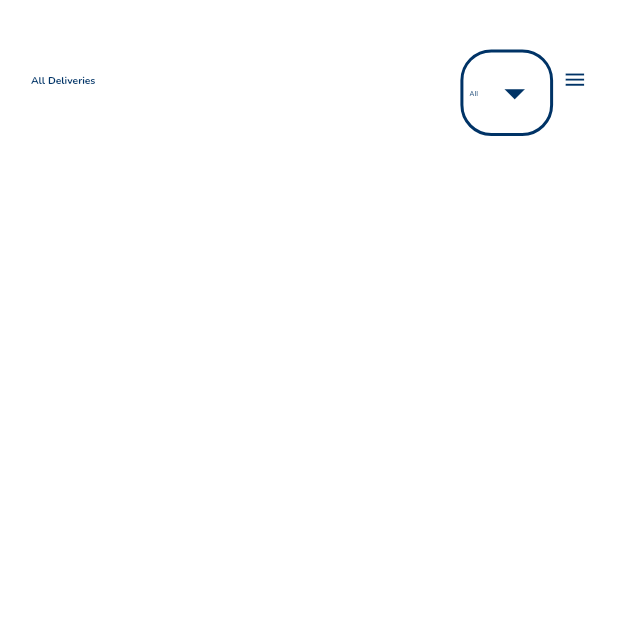
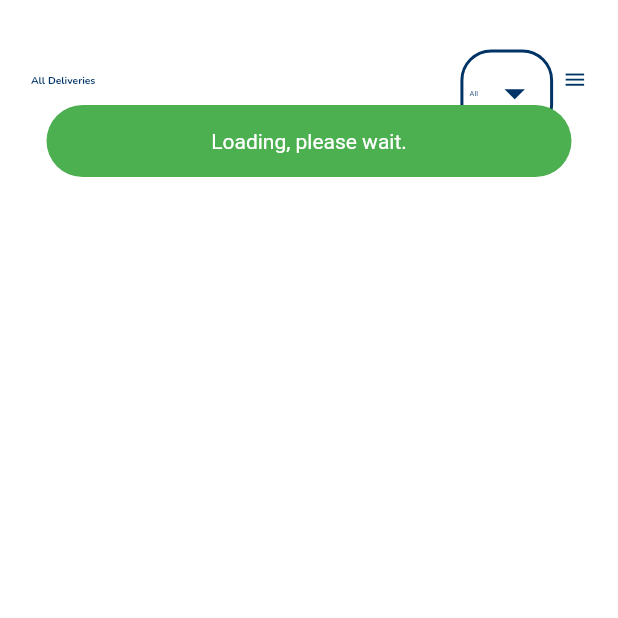
Before and after one commit to ROYKIBOI/html, a Flutter app: the DeliveryRequestPage screen opened directly, after a tap on the "menu" icon, after a tap on "Deliveries", on a phone screen of 412 x 824 dp, the top half of it. Run offline on Flutter 3.47's test engine with Material 2 defaults, Android fonts, the phone set to English and light mode, and no system bars; drawn by our look-alikes of another_flushbar; our stand-ins replace flutter_screenutil, flutter_typeahead, image_picker; network calls fail.

Commit message:
Final app take 6

```diff
--- a/lib/deliveries.dart
+++ b/lib/deliveries.dart
@@ -5,6 +5,10 @@ import 'package:flutter_screenutil/flutter_screenutil.dart';
 import 'dart:convert';
 import 'package:http/http.dart' as http; // Import the http package
 import 'assets/page_loading.dart';
+import 'package:another_flushbar/flushbar.dart';
+import 'dart:async';
+import 'dart:convert';
+import 'package:provider/provider.dart';
 
 
 // Import the pages
@@ -42,7 +46,26 @@ class _DeliveriesPageState extends State<DeliveriesPage> {
 
 
   bool _showPopup = false;
+  bool _showSuccess = true; // Add this variable
   String _filter = 'All';
+
+
+  // Displays an loading message as a popup
+  void _showSuccessMessage(String message) {
+    Flushbar(
+      messageText: Text(message,
+        textAlign: TextAlign.center,
+        style: const TextStyle(color: Colors.white),
+      ),
+      backgroundColor: Colors.green.withOpacity(1.0),
+      flushbarPosition: FlushbarPosition.TOP,
+      flushbarStyle: FlushbarStyle.FLOATING,
+      margin: const EdgeInsets.only(top: 70, left: 8, right: 8),
+      maxWidth: 350,
+      borderRadius: BorderRadius.circular(25),
+      duration: const Duration(seconds: 5),
+    ).show(context);
+  }
 
 // Store the fetched deliveries
   List<Map<String, dynamic>> _deliveries = [];
@@ -53,17 +76,25 @@ class _DeliveriesPageState extends State<DeliveriesPage> {
     super.initState();
 
 
+
+
     final userSession = Provider.of<UserSession>(context, listen: false);
     final userEmail = userSession.getUserEmail() ?? '';
-    print('User Email: $userEmail');
+    // print('User Email: $userEmail');
+
+    _showSuccessMessage('Loading, please wait.');
+
     fetchDeliveriesAndSendEmail(userEmail, 'All'); // Fetch with "All" filter initially
+
+    // _showSuccess = false;
+
+
   }
 
   Future<void> fetchDeliveriesAndSendEmail(String userEmail, String dateFilter) async {
 
 
-
-    print('Fetching deliveries with filter: $dateFilter');
+    // print('Fetching deliveries with filter: $dateFilter');
     final apiUrl = 'http://127.0.0.1:8000/fetch_deliveries/?userEmail=$userEmail&dateFilter=$dateFilter';
 
     try {
@@ -84,8 +115,15 @@ class _DeliveriesPageState extends State<DeliveriesPage> {
           final List<dynamic> deliveries = jsonData['deliveries'];
 
           setState(() {
+            // _showSuccess = false;
             _deliveries = deliveries.cast<Map<String, dynamic>>();
+
           });
+
+          setState(() {
+            _showSuccess = false;
+          });
+
         } else {
           print('Failed to fetch deliveries: ${deliveriesResponse.statusCode}');
         }
@@ -99,8 +137,12 @@ class _DeliveriesPageState extends State<DeliveriesPage> {
     }
   }
 
+
   @override
   Widget build(BuildContext context) {
+
+
+
 
     // Get the screen size
     double screenWidth = MediaQuery.of(context).size.width;
--- a/lib/delivery_request.dart
+++ b/lib/delivery_request.dart
@@ -380,10 +380,10 @@ class _DeliveryRequestPageState extends State<DeliveryRequestPage> {
                                                 controller: _nameController,
                                                 focusNode: _nameFocusNode,
                                                 textAlign: TextAlign.center,
-                                                style: const TextStyle(color: Colors.white, fontSize: 18, fontFamily: 'Nunito', fontWeight: FontWeight.w100),
+                                                style:  TextStyle(color: Colors.white, fontSize: 3.sp, fontFamily: 'Nunito', fontWeight: FontWeight.w100),
                                                 decoration: InputDecoration(
                                                   hintText: 'Customer Name',
-                                                    hintStyle: const TextStyle( color: Colors.white, fontSize: 12, fontFamily: 'Nunito'),
+                                                    hintStyle:  TextStyle( color: Colors.white, fontSize: 3.sp, fontFamily: 'Nunito'),
                                                     fillColor: const Color(0xFF00a896),
                                                     filled: true,
                                                     border: OutlineInputBorder(borderRadius: BorderRadius.circular(30)),
@@ -395,10 +395,10 @@ class _DeliveryRequestPageState extends State<DeliveryRequestPage> {
                                                 controller: _contactController,
                                                 focusNode: _contactFocusNode,
                                                 textAlign: TextAlign.center,
-                                                style: const TextStyle(color: Colors.white, fontSize: 18, fontFamily: 'Nunito', fontWeight: FontWeight.w100),
+                                                style:  TextStyle(color: Colors.white, fontSize: 3.sp, fontFamily: 'Nunito', fontWeight: FontWeight.w100),
                                                 decoration: InputDecoration(
                                                   hintText: 'Customer Contact',
-                                                    hintStyle: const TextStyle( color: Colors.white, fontSize: 12, fontFamily: 'Nunito'),
+                                                    hintStyle:  TextStyle( color: Colors.white,fontSize: 3.sp, fontFamily: 'Nunito'),
                                                     fillColor: const Color(0xFF00a896),
                                                     filled: true,
                                                     border: OutlineInputBorder(borderRadius: BorderRadius.circular(30)),
@@ -412,83 +412,38 @@ class _DeliveryRequestPageState extends State<DeliveryRequestPage> {
                                               controller: _instructionsController,
                                               focusNode: _instructionsFocusNode,
                                               textAlign: TextAlign.center,
-                                              style: const TextStyle(color: Colors.white, fontSize: 18, fontFamily: 'Nunito', fontWeight: FontWeight.w100),
+                                              style:  TextStyle(color: Colors.white, fontSize: 3.sp, fontFamily: 'Nunito', fontWeight: FontWeight.w100),
                                               decoration: InputDecoration(
                                                   hintText: 'Extra Instructions',
-                                                  hintStyle: const TextStyle( color: Colors.white, fontSize: 12, fontFamily: 'Nunito'),
+                                                  hintStyle:  TextStyle( color: Colors.white, fontSize: 3.sp, fontFamily: 'Nunito'),
                                                   fillColor: const Color(0xFF00a896),
                                                   filled: true,
                                                   border: OutlineInputBorder(borderRadius: BorderRadius.circular(30)),
                                                   contentPadding: const EdgeInsets.symmetric(vertical: 12, horizontal: 80)),),),
                                             const SizedBox(height: 15),
 
-                                            SizedBox(width: 75.w, height: 40.h,
-                                              child: Row(
+
+                                            SizedBox(width: 300, height: 40,
+                                              child: Stack(
+                                                alignment: Alignment.centerLeft,
                                                 children: [
-                                                  Text(
-                                                    'Pick up:',
-                                                    style: TextStyle(color: Color(0xFF000000), fontFamily: 'Nunito', fontWeight: FontWeight.bold),
-                                                  ),
-                                                  SizedBox(width: 6.w), // Add some spacing between "To:" and the TextFormField
-                                                  Expanded(
-                                                    child: TextFormField(
+                                                  TextFormField(
                                                     controller: _pickController,
                                                     focusNode: _pickFocusNode,
                                                     textAlign: TextAlign.center,
-                                                      style: TextStyle(
-                                                        color: Colors.white, fontSize: 4.sp, fontFamily: 'Nunito', fontWeight: FontWeight.w100,
-                                                      ),
+                                                    style: TextStyle(color: Colors.white, fontSize: 3.sp, fontFamily: 'Nunito', fontWeight: FontWeight.w100),
                                                     decoration: InputDecoration(
                                                         hintText: businessLocation,
-                                                        hintStyle: TextStyle(color: Colors.white, fontSize: 3.sp, fontFamily: 'Nunito',
-                                                        ),
+                                                        hintStyle: TextStyle(color: Colors.white, fontSize: 3.sp, fontFamily: 'Nunito'),
                                                         fillColor: const Color(0xFF00a896),
                                                         filled: true,
-                                                        border: OutlineInputBorder(
-                                                          borderRadius: BorderRadius.circular(30),
-                                                        ),
-                                                        contentPadding: EdgeInsets.symmetric(vertical: 8.h, horizontal: 10.w,
+                                                        border: OutlineInputBorder(borderRadius: BorderRadius.circular(30)),
+                                                        contentPadding: const EdgeInsets.symmetric(vertical: 8, horizontal: 50)
                                                     ),
                                                   ),
-                                                    ),
-                                                  ),
-                                                ],
-                                              ),
-                                            ),
-                                            SizedBox(height: 20.h),
-
-                                            SizedBox(width: 75.w, height: 40.h,
-                                              child: Row(
-                                                children: [
-                                                  Text(
-                                                    'Deliver:',
-                                                    style: TextStyle(color: Color(0xFF000000), fontFamily: 'Nunito', fontWeight: FontWeight.bold),
-                                                  ),
-                                                  SizedBox(width: 6.w),
-
-                                                  Expanded(
-                                                    child: TextFormField(
-                                                      controller: _locationController,
-                                                      focusNode: _locationFocusNode,
-                                                      textAlign: TextAlign.center,
-                                                      style: TextStyle(
-                                                        color: Colors.white, fontSize: 4.sp, fontFamily: 'Nunito', fontWeight: FontWeight.w100,
-                                                      ),
-                                                      decoration: InputDecoration(
-                                                        hintText: 'Delivery Location',
-                                                        hintStyle: TextStyle(color: Colors.white, fontSize: 3.sp, fontFamily: 'Nunito',
-                                                        ),
-                                                        fillColor: const Color(0xFF00a896),
-                                                        filled: true,
-                                                        border: OutlineInputBorder(
-                                                          borderRadius: BorderRadius.circular(30),
-                                                        ),
-                                                        contentPadding: const EdgeInsets.symmetric(
-                                                          vertical: 8,
-                                                          horizontal: 10,
-                                                        ),
-                                                      ),
-                                                    ),
+                                                  const Padding(
+                                                    padding: EdgeInsets.symmetric(horizontal: 25),
+                                                    child: Text('Pick up:', style: TextStyle(color: Colors.white,fontWeight: FontWeight.w100)),
                                                   ),
                                                 ],
                                               ),
@@ -496,37 +451,27 @@ class _DeliveryRequestPageState extends State<DeliveryRequestPage> {
                                             SizedBox(height: 20.h),
 
 
-                                            SizedBox(width: 75.w, height: 40.h,
-                                              child: Row(
+                                            SizedBox(width: 300, height: 40,
+                                              child: Stack(
+                                                alignment: Alignment.centerLeft,
                                                 children: [
-                                                  Text(
-                                                    'Cost(KSH):',
-                                                    style: TextStyle(color: Color(0xFF000000), fontFamily: 'Nunito', fontWeight: FontWeight.bold),
-                                                  ),
-                                                  SizedBox(width: 2.w),
-
-                                                  Expanded(
-                                                    child: TextFormField(
-                                                      controller: _costController,
+                                                  TextFormField(
+                                                    controller: _locationController,
+                                                    focusNode: _locationFocusNode,
                                                     textAlign: TextAlign.center,
-                                                      style: TextStyle(
-                                                        color: Colors.white, fontSize: 4.sp, fontFamily: 'Nunito', fontWeight: FontWeight.w100,
-                                                      ),
+                                                    style: TextStyle(color: Colors.white, fontSize: 3.sp, fontFamily: 'Nunito', fontWeight: FontWeight.w100),
                                                     decoration: InputDecoration(
-                                                        hintText: '0.00',
-                                                        hintStyle: TextStyle(color: Colors.white, fontSize: 3.sp, fontFamily: 'Nunito',
-                                                        ),
+                                                        hintText: 'Delivery Location',
+                                                        hintStyle: TextStyle(color: Colors.white, fontSize: 3.sp, fontFamily: 'Nunito'),
                                                         fillColor: const Color(0xFF00a896),
                                                         filled: true,
-                                                        border: OutlineInputBorder(
-                                                          borderRadius: BorderRadius.circular(30),
-                                                        ),
-                                                        contentPadding: const EdgeInsets.symmetric(
-                                                          vertical: 8,
-                                                          horizontal: 10,
+                                                        border: OutlineInputBorder(borderRadius: BorderRadius.circular(30)),
+                                                        contentPadding: const EdgeInsets.symmetric(vertical: 8, horizontal: 50)
                                                     ),
                                                   ),
-                                                    ),
+                                                  const Padding(
+                                                    padding: EdgeInsets.symmetric(horizontal: 25),
+                                                    child: Text('Deliver:', style: TextStyle(color: Colors.white,fontWeight: FontWeight.w100)),
                                                   ),
                                                 ],
                                               ),
@@ -534,8 +479,43 @@ class _DeliveryRequestPageState extends State<DeliveryRequestPage> {
                                             SizedBox(height: 20.h),
 
 
+
+
                                             Padding(
-                                              padding: EdgeInsets.only(left: 8.w),
+                                              padding: EdgeInsets.only(left: 10.w, top: 10.h),
+                                              child: Column(
+                                                  crossAxisAlignment: CrossAxisAlignment.start,
+                                                  children: [
+                                                    Row(
+                                                      children: [
+                                                        const Text('Cost (KES):',
+                                                          style: TextStyle( color: Colors.black, fontFamily: 'Nunito', fontWeight: FontWeight.bold),
+                                                        ),
+                                                        SizedBox(height: 5.h),
+
+                                                        Container( width: 30.w, height: 35.h,
+                                                          decoration: BoxDecoration(
+                                                            borderRadius: BorderRadius.circular(6.w), color: Colors.white, border: Border.all(
+                                                              color: const Color(0xFF00a896)),
+                                                          ),
+                                                          child: TextFormField(
+                                                            controller: _costController,
+                                                            readOnly: true, // Makes the TextFormField non-editable
+                                                            keyboardType: TextInputType.number, // Makes the TextFormField only accept numbers
+                                                            style: TextStyle(color: Color(0xFF003366), fontSize: 6.sp, fontFamily: 'Nunito', fontWeight: FontWeight.bold),
+                                                            decoration: InputDecoration(
+                                                              contentPadding: EdgeInsets.symmetric(vertical: 15.h, horizontal: 3.w),
+                                                              border: InputBorder.none,
+                                                            ),
+                                                          ),
+                                                        ),
+                                                      ],
+                                                    ),
+                                                    SizedBox(height: 30.h),
+
+
+                                            Padding(
+                                              padding: EdgeInsets.only(left: 0.w),
 
                                               child: Column(
                                                 crossAxisAlignment: CrossAxisAlignment.start,
@@ -592,8 +572,8 @@ class _DeliveryRequestPageState extends State<DeliveryRequestPage> {
                                                 ],
                                               ),
                                             )
-                                          ]),),),
-                                    ]),
+                                          ]),),]),
+                                        ))]),
                                   )
                                 ]),
                           ]),
```
Lines whose indentation alone changed are shown as unchanged.
